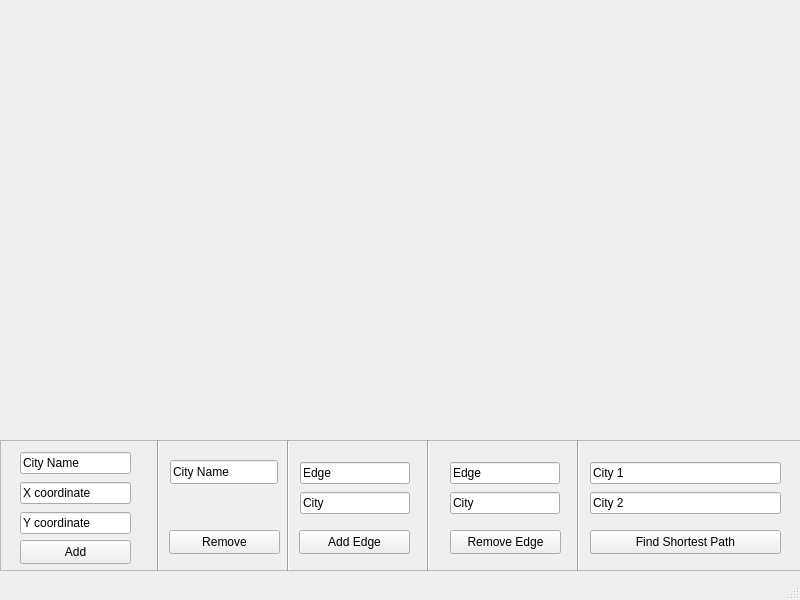
Qt form Wasalnithree/mainwindow.ui (MohamESalem/Wasalni-QT) before a commit.
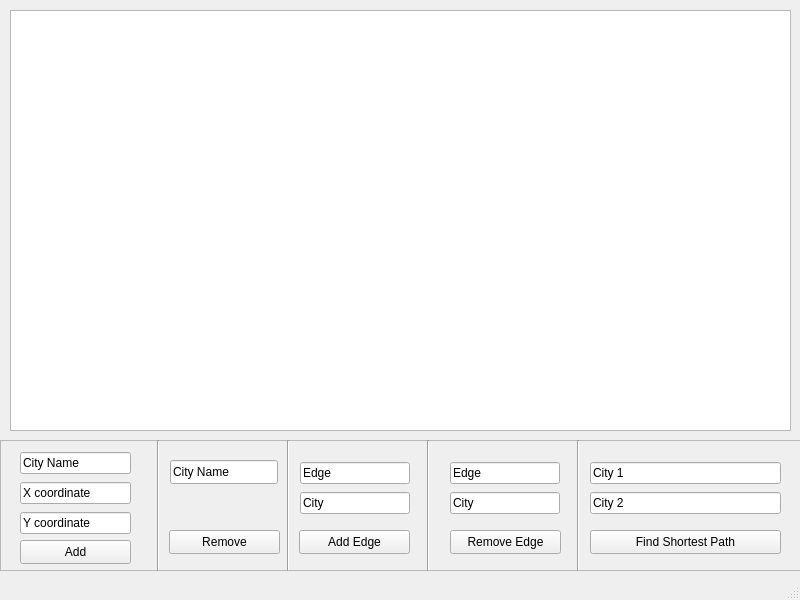
The same form after that commit.

Commit message: Changed Window name & added QGraphicsView Item in the UI page named Map

What changed in the file:
```diff
--- a/Wasalnithree/mainwindow.ui
+++ b/Wasalnithree/mainwindow.ui
@@ -2,6 +2,9 @@
 <ui version="4.0">
  <class>MainWindow</class>
  <widget class="QMainWindow" name="MainWindow">
+  <property name="enabled">
+   <bool>true</bool>
+  </property>
   <property name="geometry">
    <rect>
     <x>0</x>
@@ -271,6 +274,16 @@
      </property>
     </widget>
    </widget>
+   <widget class="QGraphicsView" name="graphicsView">
+    <property name="geometry">
+     <rect>
+      <x>10</x>
+      <y>10</y>
+      <width>781</width>
+      <height>421</height>
+     </rect>
+    </property>
+   </widget>
   </widget>
   <widget class="QStatusBar" name="statusbar"/>
  </widget>
```
Left out of the diff: 4 changed lines with no effect on the pictures. The commit also changes 1 other file.
